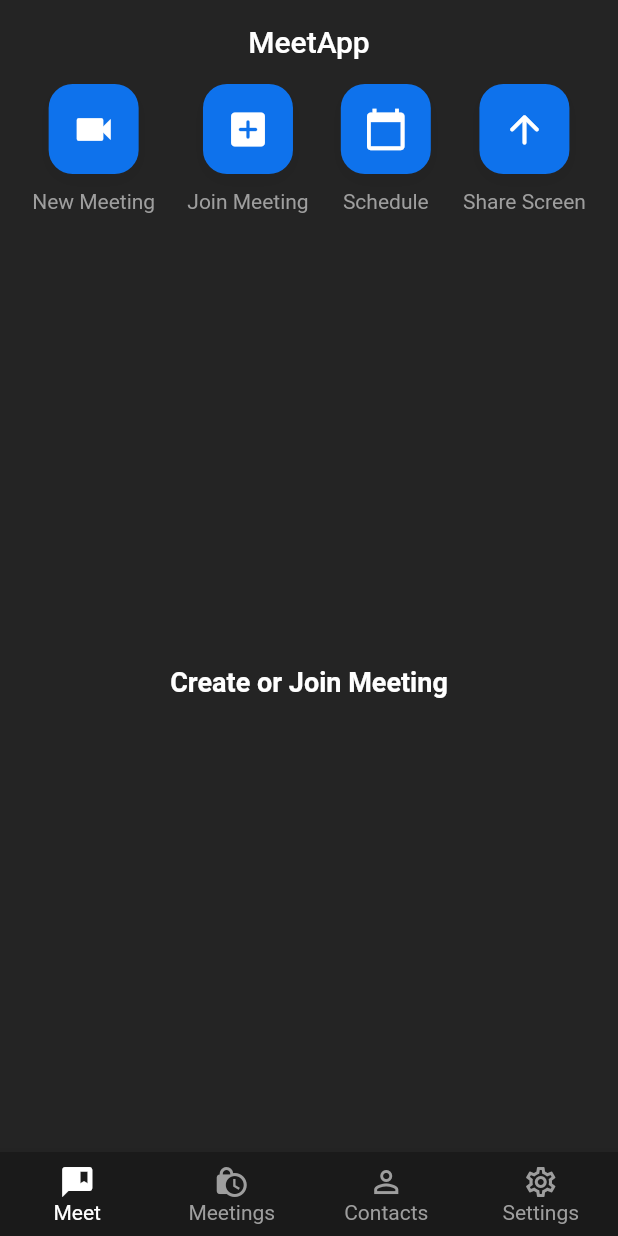
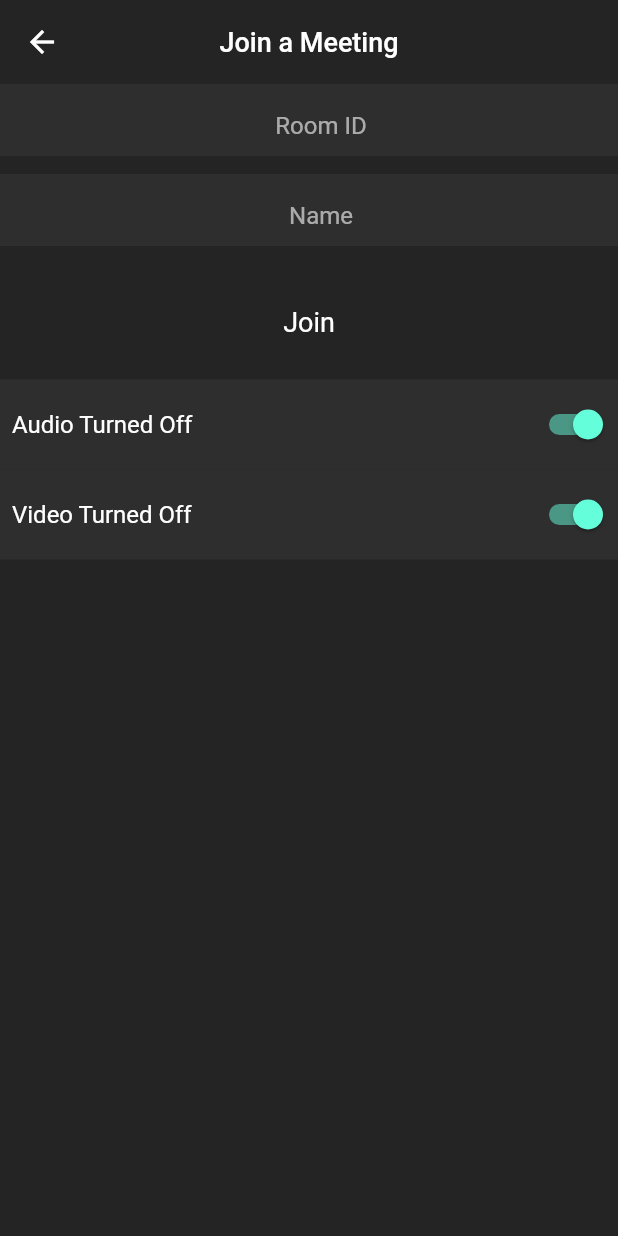
Before and after one commit to AlifHossain27/MeetApp, a Flutter app: the screen it shows once a user with an empty profile is signed in, after a tap on "Join Meeting", on a phone screen of 412 x 824 dp. Run offline on Flutter 3.47's test engine with Material 2 defaults, Android fonts, the phone set to English and light mode, and no system bars; our stand-ins replace cloud_firestore, firebase_auth, firebase_core, google_sign_in; missing offline and left inert: jitsi_meet; accounts and stored records are empty; network calls fail.

Commit message:
Adding Join Meet

```diff
--- a/lib/main.dart
+++ b/lib/main.dart
@@ -4,6 +4,7 @@ import 'package:meet/screens/login.dart';
 import 'package:meet/utils/colors.dart';
 import 'package:meet/screens/home.dart';
 import 'package:meet/resources/auth_methods.dart';
+import 'package:meet/screens/video_call.dart';
 void main() async {
   WidgetsFlutterBinding.ensureInitialized();
   await Firebase.initializeApp();
@@ -25,6 +26,7 @@ class MyApp extends StatelessWidget {
       routes: {
         '/login': (context) => const LoginScreen(),
         '/home': (context) => const HomeScreen(),
+        '/video-call': (context) => const VideoCallScreen(),
       },
       home: StreamBuilder(
         stream: AuthMethods().authChanges,
--- a/lib/resources/jitsi_meet_methods.dart
+++ b/lib/resources/jitsi_meet_methods.dart
@@ -11,17 +11,21 @@ class JitsiMeetMethods {
     required String roomName,
     required bool isAudioMuted,
     required bool isVideoMuted,
-    }) async {
+    String username = '',
+  }) async {
     try {
-	  FeatureFlag featureFlag = FeatureFlag();
-	  featureFlag.welcomePageEnabled = false;
-	  featureFlag.resolution = FeatureFlagVideoResolution.MD_RESOLUTION; // Limit video resolution to 360p
-
-      var options = JitsiMeetingOptions(
-        room: roomName,
-      )
-
-        ..userDisplayName = _authMethods.user.displayName
+      FeatureFlag featureFlag = FeatureFlag();
+      featureFlag.welcomePageEnabled = false;
+      featureFlag.resolution = FeatureFlagVideoResolution
+          .MD_RESOLUTION; // Limit video resolution to 360p
+      String name;
+      if (username.isEmpty) {
+        name = _authMethods.user.displayName!;
+      } else {
+        name = username;
+      }
+      var options = JitsiMeetingOptions(room: roomName)
+        ..userDisplayName = name
         ..userEmail = _authMethods.user.email
         ..userAvatarURL = _authMethods.user.photoURL
         ..audioMuted = isAudioMuted
--- a/lib/screens/home.dart
+++ b/lib/screens/home.dart
@@ -25,7 +25,6 @@ class _HomeScreenState extends State<HomeScreen> {
   List<Widget> pages = [
     Meeting(),
     const MeetingHistory(),
-    const Text('Contacts'),
     const Text('Settings'),
   ];
 
@@ -67,13 +66,6 @@ class _HomeScreenState extends State<HomeScreen> {
 
           BottomNavigationBarItem(
             icon: Icon(
-              Icons.person_outline,
-              ),
-              label: 'Contacts',
-              ),
-
-          BottomNavigationBarItem(
-            icon: Icon(
               Icons.settings_outlined,
               ),
               label: 'Settings',
--- a/lib/screens/meeting.dart
+++ b/lib/screens/meeting.dart
@@ -11,6 +11,10 @@ class Meeting extends StatelessWidget {
     var random = Random();
     String roomName = (random.nextInt(100000000) + 10000000).toString();
     _jitsi_meet_methods.createMeeting(roomName: roomName, isAudioMuted: true, isVideoMuted: true);
+  }
+
+  joinMeeting(BuildContext context) {
+    Navigator.pushNamed(context, '/video-call');
   }
 
   @override
@@ -27,21 +31,9 @@ class Meeting extends StatelessWidget {
               ),
 
             MeetingButton(
-              onPressed: () {},
+              onPressed: () => joinMeeting(context),
               text: 'Join Meeting',
               icon: Icons.add_box_rounded,
-              ),
-
-            MeetingButton(
-              onPressed: () {},
-              text: 'Schedule',
-              icon: Icons.calendar_today,
-              ),
-
-            MeetingButton(
-              onPressed: () {},
-              text: 'Share Screen',
-              icon: Icons.arrow_upward_rounded,
               ),
           ],
         ),
--- /dev/null
+++ b/lib/screens/video_call.dart
@@ -0,0 +1,127 @@
+import 'package:flutter/material.dart';
+import 'package:meet/utils/colors.dart';
+import 'package:meet/resources/auth_methods.dart';
+import 'package:jitsi_meet/jitsi_meet.dart';
+import 'package:meet/resources/jitsi_meet_methods.dart';
+import 'package:meet/widgets/meeting_option.dart';
+
+class VideoCallScreen extends StatefulWidget {
+  const VideoCallScreen({ Key? key }) : super(key: key);
+
+  @override
+  State<VideoCallScreen> createState() => _VideoCallScreenState();
+}
+
+class _VideoCallScreenState extends State<VideoCallScreen> {
+
+  final AuthMethods _authMethods = AuthMethods();
+  late TextEditingController meetingIdController;
+  late TextEditingController nameController;
+  final JitsiMeetMethods _jitsiMeetMethods = JitsiMeetMethods();
+
+  bool isAudioMuted = true;
+  bool isVideoMuted = true;
+
+  @override
+  void initState() {
+    meetingIdController = TextEditingController();
+    nameController = TextEditingController(text: _authMethods.user.displayName);
+    super.initState();
+  }
+
+  @override
+  void dispose() {
+    super.dispose();
+    meetingIdController.dispose();
+    nameController.dispose();
+    JitsiMeet.removeAllListeners();
+  }
+
+  _joinMeeting() {
+    _jitsiMeetMethods.createMeeting(roomName: meetingIdController.text, isAudioMuted: isAudioMuted, isVideoMuted: isVideoMuted, username: nameController.text,);
+  }
+
+  @override
+  Widget build(BuildContext context) {
+    return Scaffold(
+      appBar: AppBar(
+        elevation: 0,
+        backgroundColor: backgroundColor,
+        title: const Text(
+          'Join a Meeting',
+          style: TextStyle(
+            fontSize: 18,
+            ),
+          ),
+          centerTitle: true,
+        ),
+        body: Column(
+          children: [
+            SizedBox(
+              height: 60,
+              child: TextField(
+                controller: meetingIdController,
+                maxLines: 1,
+                textAlign: TextAlign.center,
+                keyboardType: TextInputType.number,
+                decoration: const InputDecoration(
+                  fillColor: secondaryBackgroundColor,
+                  filled: true,
+                  border: InputBorder.none,
+                  hintText: 'Room ID',
+                  contentPadding: EdgeInsets.fromLTRB(16, 8, 0, 0),
+                ),
+              ),
+            ),
+
+            SizedBox(
+              height: 60,
+              child: TextField(
+                controller: nameController,
+                maxLines: 1,
+                textAlign: TextAlign.center,
+                keyboardType: TextInputType.number,
+                decoration: const InputDecoration(
+                  fillColor: secondaryBackgroundColor,
+                  filled: true,
+                  border: InputBorder.none,
+                  hintText: 'Name',
+                  contentPadding: EdgeInsets.fromLTRB(16, 8, 0, 0),
+                ),
+              ),
+            ),
+
+            const SizedBox(height:20),
+            InkWell(
+              onTap: _joinMeeting,
+              child: const Padding(
+                padding: EdgeInsets.all(8),
+                child: Text(
+                  'Join',
+                  style: TextStyle(fontSize: 18,),
+                  ),
+                ),
+            ),
+
+            const SizedBox(height:20),
+            MeetingOption(text: 'Audio Turned Off', isMute: isAudioMuted, onChange: onAudioMuted),
+            MeetingOption(text: 'Video Turned Off', isMute: isVideoMuted, onChange: onVideoMuted),
+
+          ],
+        ),
+    );
+  }
+
+  onAudioMuted(bool val) {
+    setState(() {
+      isAudioMuted = val;
+    });
+  }
+
+  onVideoMuted(bool val) {
+    setState(() {
+      isVideoMuted = val;
+    });
+  }
+
+}
--- /dev/null
+++ b/lib/widgets/meeting_option.dart
@@ -0,0 +1,38 @@
+import 'package:flutter/material.dart';
+import 'package:meet/utils/colors.dart';
+
+class MeetingOption extends StatelessWidget {
+  final String text;
+  final bool isMute;
+  final Function(bool) onChange;
+  const MeetingOption({
+    Key? key,
+    required this.text,
+    required this.isMute,
+    required this.onChange,
+  }) : super(key: key);
+
+  @override
+  Widget build(BuildContext context) {
+    return Container(
+      height: 60,
+      color: secondaryBackgroundColor,
+      child: Row(
+        mainAxisAlignment: MainAxisAlignment.spaceBetween,
+        children: [
+          Padding(
+            padding: const EdgeInsets.all(8.0),
+            child: Text(
+              text,
+              style: const TextStyle(fontSize: 16),
+            ),
+          ),
+          Switch.adaptive(
+            value: isMute,
+            onChanged: onChange,
+          ),
+        ],
+      ),
+    );
+  }
+}
```
